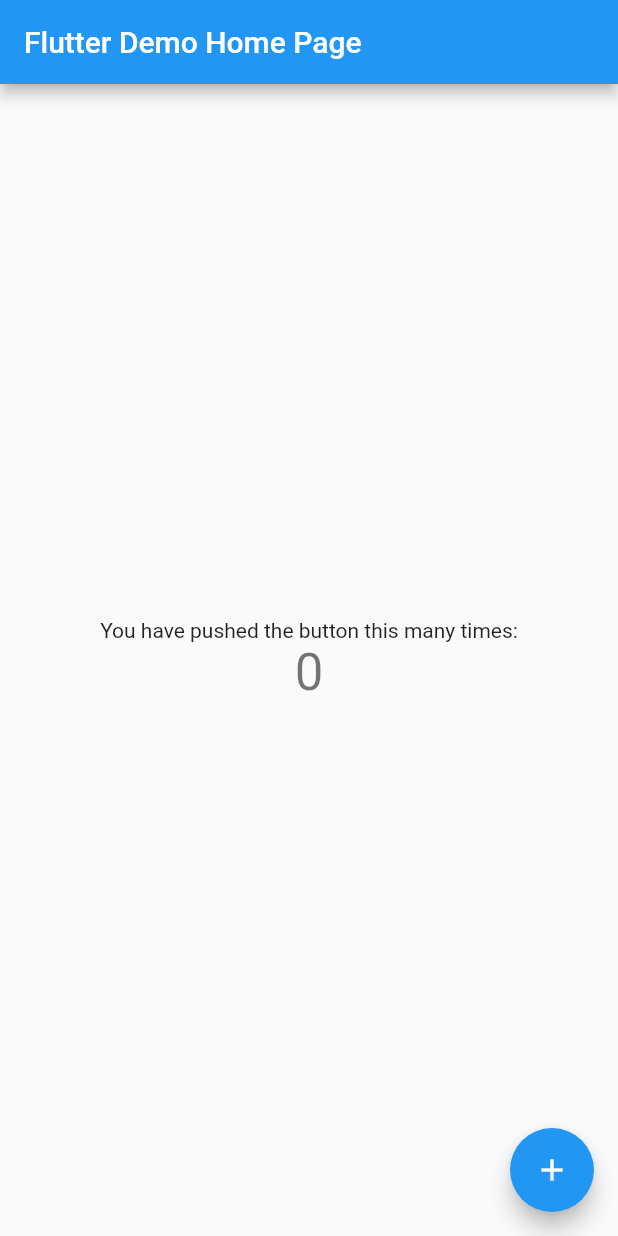
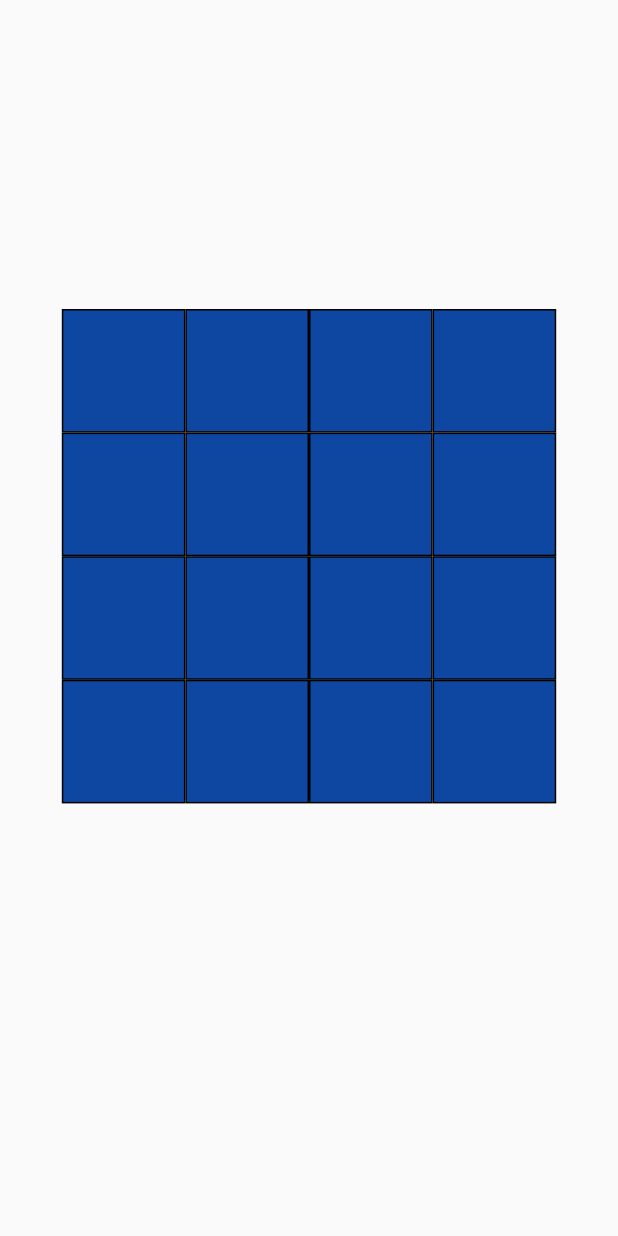
Before and after one commit to DHRUVA-N-L-CHOUDHARY/assignment1, a Flutter app: the screen it shows after launch, on a phone screen of 412 x 824 dp. Run offline on Flutter 3.47's test engine with Material 2 defaults, Android fonts, the phone set to English and light mode, and no system bars.

Commit message:
1st commit

```diff
--- /dev/null
+++ b/lib/home_page.dart
@@ -0,0 +1,87 @@
+// ignore_for_file: prefer_contains
+
+import 'package:flutter/material.dart';
+
+class HomePage extends StatefulWidget {
+  const HomePage({super.key});
+
+  @override
+  State<HomePage> createState() => _HomePageState();
+}
+
+class _HomePageState extends State<HomePage> {
+  List<List<int?>> boxStates = List.generate(16, (index) => [0, null]);
+  List<int?> coloredBoxes = [null, null];
+
+  void push(int pos) {
+    if (coloredBoxes.indexOf(pos) != -1) return;
+    if (coloredBoxes[0] == null) {
+      coloredBoxes[0] = pos;
+    } else {
+      if (coloredBoxes[1] == null) {
+        coloredBoxes[1] = pos;
+      } else {
+        coloredBoxes[0] = coloredBoxes[1];
+        coloredBoxes[1] = pos;
+      }
+    }
+  }
+
+  int cnt = 1;
+  @override
+  Widget build(BuildContext context) {
+    final double screenHeight = MediaQuery.of(context).size.height;
+    final double screenWidth = MediaQuery.of(context).size.width;
+    return Scaffold(
+      body: Padding(
+        padding: EdgeInsets.only(
+            top: screenHeight / 4,
+            left: screenWidth / 10,
+            right: screenWidth / 10),
+        child: GridView.count(
+          crossAxisCount: 4,
+          children: List.generate(
+            16,
+            (index) => GestureDetector(
+              onTap: () {
+                setState(
+                  () {
+                    for (int? pos in coloredBoxes) {
+                      if (pos != null) {
+                        boxStates[pos][0] = 0;
+                      }
+                    }
+                    push(index);
+                    boxStates[index][1] = cnt;
+                    cnt += 1;
+                    for (int? pos in coloredBoxes) {
+                      if (pos != null) {
+                        boxStates[pos][0] = 1;
+                      }
+                    }
+                  },
+                );
+              },
+              child: Container(
+                decoration: BoxDecoration(
+                  border: Border.all(
+                    width: 1.0,
+                  ),
+                  color: boxStates[index][0] != 0
+                      ? Colors.red
+                      : Colors.blue.shade900,
+                ),
+                child: Text(
+                  boxStates[index][1] != null
+                      ? "Box #${boxStates[index][1]} "
+                      : "",
+                  style: const TextStyle(color: Colors.white),
+                ),
+              ),
+            ),
+          ),
+        ),
+      ),
+    );
+  }
+}
--- a/lib/main.dart
+++ b/lib/main.dart
@@ -1,3 +1,4 @@
+import 'package:assignment1/home_page.dart';
 import 'package:flutter/material.dart';
 
 void main() {
@@ -7,109 +8,15 @@ void main() {
 class MyApp extends StatelessWidget {
   const MyApp({super.key});
 
-  // This widget is the root of your application.
   @override
   Widget build(BuildContext context) {
     return MaterialApp(
-      title: 'Flutter Demo',
+      title: 'Assignment 1',
+      debugShowCheckedModeBanner: false,
       theme: ThemeData(
-        // This is the theme of your application.
-        //
-        // Try running your application with "flutter run". You'll see the
-        // application has a blue toolbar. Then, without quitting the app, try
-        // changing the primarySwatch below to Colors.green and then invoke
-        // "hot reload" (press "r" in the console where you ran "flutter run",
-        // or simply save your changes to "hot reload" in a Flutter IDE).
-        // Notice that the counter didn't reset back to zero; the application
-        // is not restarted.
         primarySwatch: Colors.blue,
       ),
-      home: const MyHomePage(title: 'Flutter Demo Home Page'),
+      home: const HomePage(),
     );
   }
 }
-
-class MyHomePage extends StatefulWidget {
-  const MyHomePage({super.key, required this.title});
-
-  // This widget is the home page of your application. It is stateful, meaning
-  // that it has a State object (defined below) that contains fields that affect
-  // how it looks.
-
-  // This class is the configuration for the state. It holds the values (in this
-  // case the title) provided by the parent (in this case the App widget) and
-  // used by the build method of the State. Fields in a Widget subclass are
-  // always marked "final".
-
-  final String title;
-
-  @override
-  State<MyHomePage> createState() => _MyHomePageState();
-}
-
-class _MyHomePageState extends State<MyHomePage> {
-  int _counter = 0;
-
-  void _incrementCounter() {
-    setState(() {
-      // This call to setState tells the Flutter framework that something has
-      // changed in this State, which causes it to rerun the build method below
-      // so that the display can reflect the updated values. If we changed
-      // _counter without calling setState(), then the build method would not be
-      // called again, and so nothing would appear to happen.
-      _counter++;
-    });
-  }
-
-  @override
-  Widget build(BuildContext context) {
-    // This method is rerun every time setState is called, for instance as done
-    // by the _incrementCounter method above.
-    //
-    // The Flutter framework has been optimized to make rerunning build methods
-    // fast, so that you can just rebuild anything that needs updating rather
-    // than having to individually change instances of widgets.
-    return Scaffold(
-      appBar: AppBar(
-        // Here we take the value from the MyHomePage object that was created by
-        // the App.build method, and use it to set our appbar title.
-        title: Text(widget.title),
-      ),
-      body: Center(
-        // Center is a layout widget. It takes a single child and positions it
-        // in the middle of the parent.
-        child: Column(
-          // Column is also a layout widget. It takes a list of children and
-          // arranges them vertically. By default, it sizes itself to fit its
-          // children horizontally, and tries to be as tall as its parent.
-          //
-          // Invoke "debug painting" (press "p" in the console, choose the
-          // "Toggle Debug Paint" action from the Flutter Inspector in Android
-          // Studio, or the "Toggle Debug Paint" command in Visual Studio Code)
-          // to see the wireframe for each widget.
-          //
-          // Column has various properties to control how it sizes itself and
-          // how it positions its children. Here we use mainAxisAlignment to
-          // center the children vertically; the main axis here is the vertical
-          // axis because Columns are vertical (the cross axis would be
-          // horizontal).
-          mainAxisAlignment: MainAxisAlignment.center,
-          children: <Widget>[
-            const Text(
-              'You have pushed the button this many times:',
-            ),
-            Text(
-              '$_counter',
-              style: Theme.of(context).textTheme.headline4,
-            ),
-          ],
-        ),
-      ),
-      floatingActionButton: FloatingActionButton(
-        onPressed: _incrementCounter,
-        tooltip: 'Increment',
-        child: const Icon(Icons.add),
-      ), // This trailing comma makes auto-formatting nicer for build methods.
-    );
-  }
-}
```
